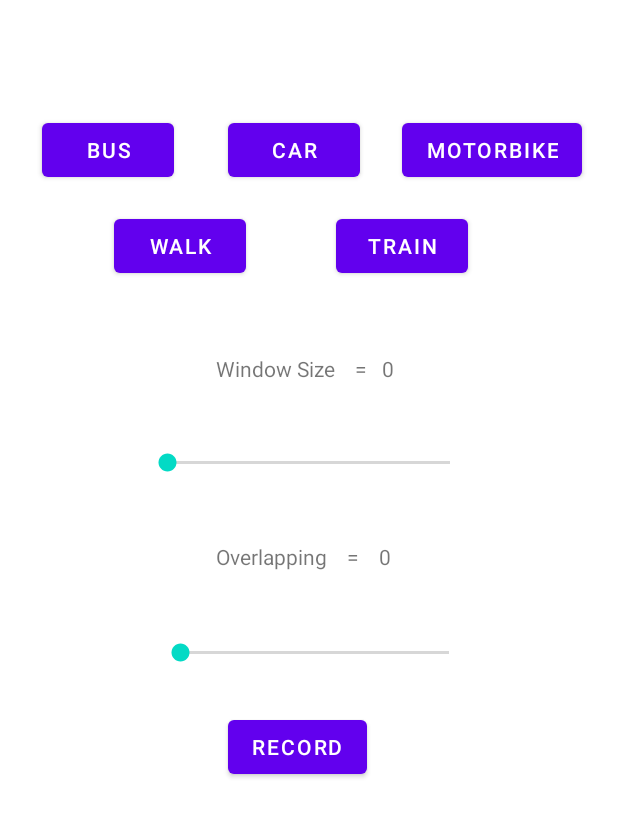
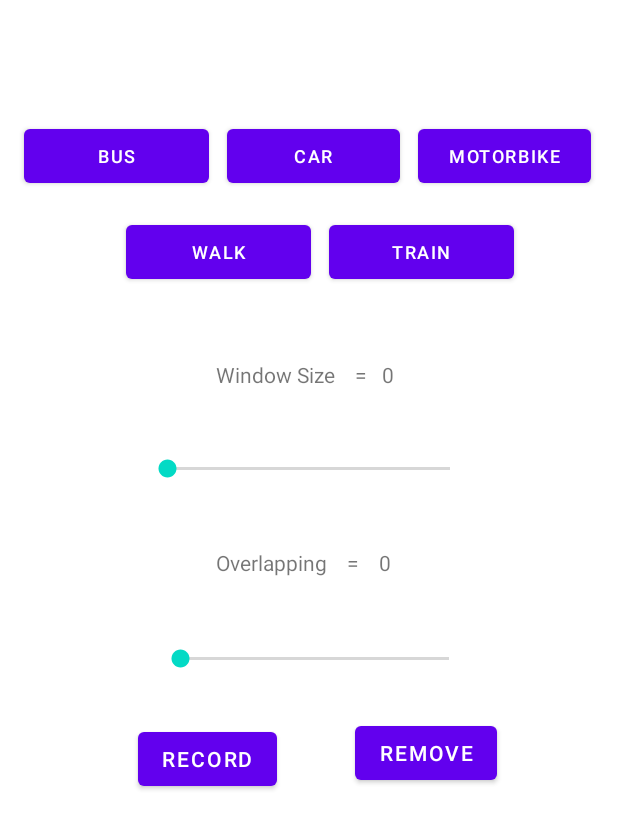
Before and after one commit to kamran-mehravar/MOBILE-AND-SOCIAL-SENSINGSYSTEMS, an Android app: the layout activity_data_collection.xml on its own in the app's theme, with its tools: preview values and no code run, on a phone screen of 412 x 824 dp. Shown: the top 829 px of the screen. Run offline under Robolectric (Android 15) with nearby library versions, the phone set to English and light mode, and no system bars.

Commit message:
Added some stuff (UI improves, machine learning activity and a bit of fixed data for each window)

```diff
--- a/app/src/main/java/com/example/vehicledetection/MainActivity.java
+++ b/app/src/main/java/com/example/vehicledetection/MainActivity.java
@@ -25,6 +25,9 @@ public class MainActivity extends AppCompatActivity implements View.OnClickListe
         } else if(v.getId() == R.id.monitorButton) {
             Intent intent = new Intent(this, MonitorActivity.class);
             startActivity(intent);
+        } else if(v.getId() == R.id.machineLearningButton) {
+            Intent intent = new Intent(this, MachineLearningActivity.class);
+            startActivity(intent);
         } else {
             throw new NoSuchElementException();
         }
--- a/app/src/main/res/layout/activity_data_collection.xml
+++ b/app/src/main/res/layout/activity_data_collection.xml
@@ -11,44 +11,52 @@
     <Button
         android:id="@+id/carButton"
         android:layout_width="wrap_content"
-        android:layout_height="wrap_content"
-        android:layout_marginStart="36dp"
-        android:layout_marginTop="76dp"
+        android:layout_height="48dp"
+        android:layout_marginStart="12dp"
+        android:layout_marginTop="80dp"
+        android:width="115dp"
         android:onClick="onClick"
         android:text="Car"
+        android:textSize="12sp"
         app:layout_constraintStart_toEndOf="@+id/busButton"
         app:layout_constraintTop_toTopOf="parent" />
 
     <Button
         android:id="@+id/busButton"
-        android:layout_width="wrap_content"
-        android:layout_height="wrap_content"
-        android:layout_marginStart="28dp"
-        android:layout_marginTop="76dp"
+        android:layout_width="123dp"
+        android:layout_height="48dp"
+        android:layout_marginStart="16dp"
+        android:layout_marginTop="80dp"
+        android:width="115dp"
         android:onClick="onClick"
         android:text="Bus"
+        android:textSize="12sp"
         app:layout_constraintStart_toStartOf="parent"
         app:layout_constraintTop_toTopOf="parent" />
 
     <Button
         android:id="@+id/walkButton"
-        android:layout_width="wrap_content"
-        android:layout_height="wrap_content"
-        android:layout_marginStart="76dp"
+        android:layout_width="123dp"
+        android:layout_height="48dp"
+        android:layout_marginStart="84dp"
         android:layout_marginTop="16dp"
+        android:width="115dp"
         android:onClick="onClick"
         android:text="Walk"
+        android:textSize="12sp"
         app:layout_constraintStart_toStartOf="parent"
         app:layout_constraintTop_toBottomOf="@+id/busButton" />
 
     <Button
         android:id="@+id/trainButton"
-        android:layout_width="wrap_content"
-        android:layout_height="wrap_content"
-        android:layout_marginStart="60dp"
+        android:layout_width="123dp"
+        android:layout_height="48dp"
+        android:layout_marginStart="12dp"
         android:layout_marginTop="16dp"
+        android:width="115dp"
         android:onClick="onClick"
         android:text="Train"
+        android:textSize="12sp"
         app:layout_constraintStart_toEndOf="@+id/walkButton"
         app:layout_constraintTop_toBottomOf="@+id/carButton" />
 
@@ -56,10 +64,13 @@
         android:id="@+id/motoButton"
         android:layout_width="wrap_content"
         android:layout_height="wrap_content"
-        android:layout_marginStart="28dp"
-        android:layout_marginTop="76dp"
+        android:layout_marginStart="12dp"
+        android:layout_marginTop="80dp"
+        android:width="115dp"
+        android:height="25dp"
         android:onClick="onClick"
         android:text="Motorbike"
+        android:textSize="12sp"
         app:layout_constraintStart_toEndOf="@+id/carButton"
         app:layout_constraintTop_toTopOf="parent" />
 
@@ -88,8 +99,8 @@
         android:id="@+id/recordButton"
         android:layout_width="wrap_content"
         android:layout_height="wrap_content"
-        android:layout_marginStart="152dp"
-        android:layout_marginTop="28dp"
+        android:layout_marginStart="92dp"
+        android:layout_marginTop="32dp"
         android:onClick="onClick"
         android:text="Record"
         app:layout_constraintStart_toStartOf="parent"
@@ -125,4 +136,15 @@
         android:progress="0"
         app:layout_constraintStart_toStartOf="parent"
         app:layout_constraintTop_toBottomOf="@+id/overlappingText" />
+
+    <Button
+        android:id="@+id/removeFiles"
+        android:layout_width="wrap_content"
+        android:layout_height="wrap_content"
+        android:layout_marginStart="52dp"
+        android:layout_marginTop="28dp"
+        android:onClick="onClick"
+        android:text="Remove"
+        app:layout_constraintStart_toEndOf="@+id/recordButton"
+        app:layout_constraintTop_toBottomOf="@+id/overlappingBar" />
 </androidx.constraintlayout.widget.ConstraintLayout>
--- a/app/src/main/res/values-night/themes.xml
+++ b/app/src/main/res/values-night/themes.xml
@@ -1,6 +1,6 @@
 <resources xmlns:tools="http://schemas.android.com/tools">
     <!-- Base application theme. -->
-    <style name="Theme.VehicleDetection" parent="Theme.MaterialComponents.DayNight.DarkActionBar">
+    <style name="Theme.VehicleDetection" parent="Theme.MaterialComponents.DayNight.NoActionBar">
         <!-- Primary brand color. -->
         <item name="colorPrimary">@color/purple_200</item>
         <item name="colorPrimaryVariant">@color/purple_700</item>
--- a/app/src/main/res/values/themes.xml
+++ b/app/src/main/res/values/themes.xml
@@ -1,6 +1,6 @@
 <resources xmlns:tools="http://schemas.android.com/tools">
     <!-- Base application theme. -->
-    <style name="Theme.VehicleDetection" parent="Theme.MaterialComponents.DayNight.DarkActionBar">
+    <style name="Theme.VehicleDetection" parent="Theme.MaterialComponents.DayNight.NoActionBar">
         <!-- Primary brand color. -->
         <item name="colorPrimary">@color/purple_500</item>
         <item name="colorPrimaryVariant">@color/purple_700</item>
```
Also changed, not shown: app/src/main/AndroidManifest.xml (+9 -6 lines), app/src/main/java/com/example/vehicledetection/DataCollectionActivity.java (+52 -20 lines), app/src/main/java/com/example/vehicledetection/MachineLearningActivity.java (added, +14 -0 lines), app/src/main/res/layout/activity_machine_learning.xml (added, +9 -0 lines), app/src/main/res/layout/activity_main.xml (+7 -7 lines).
